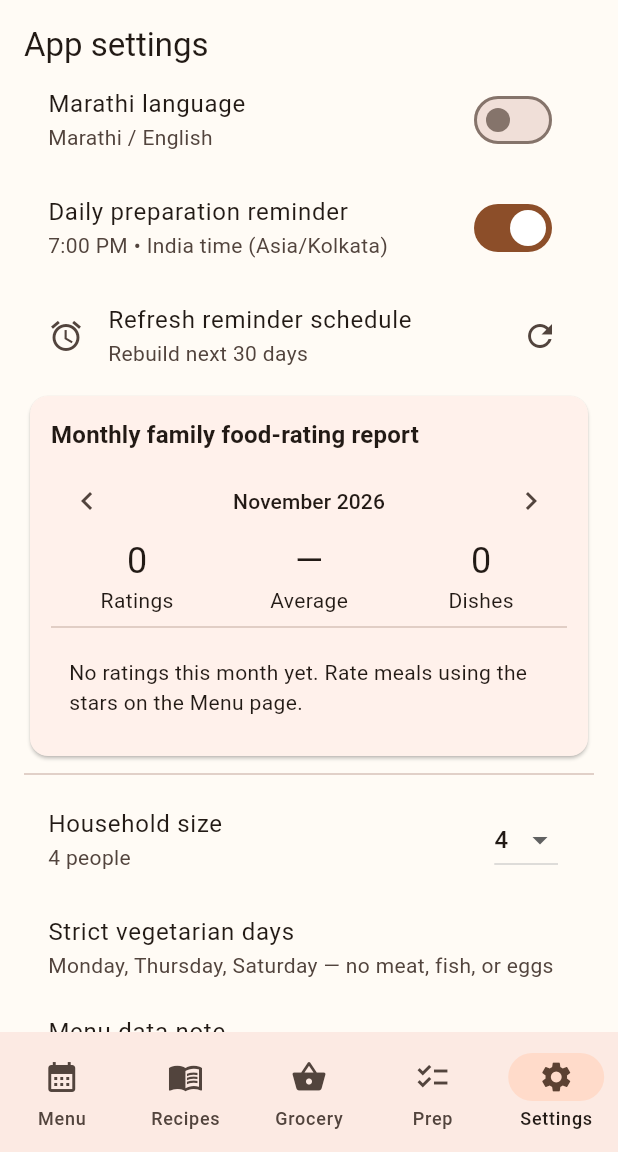
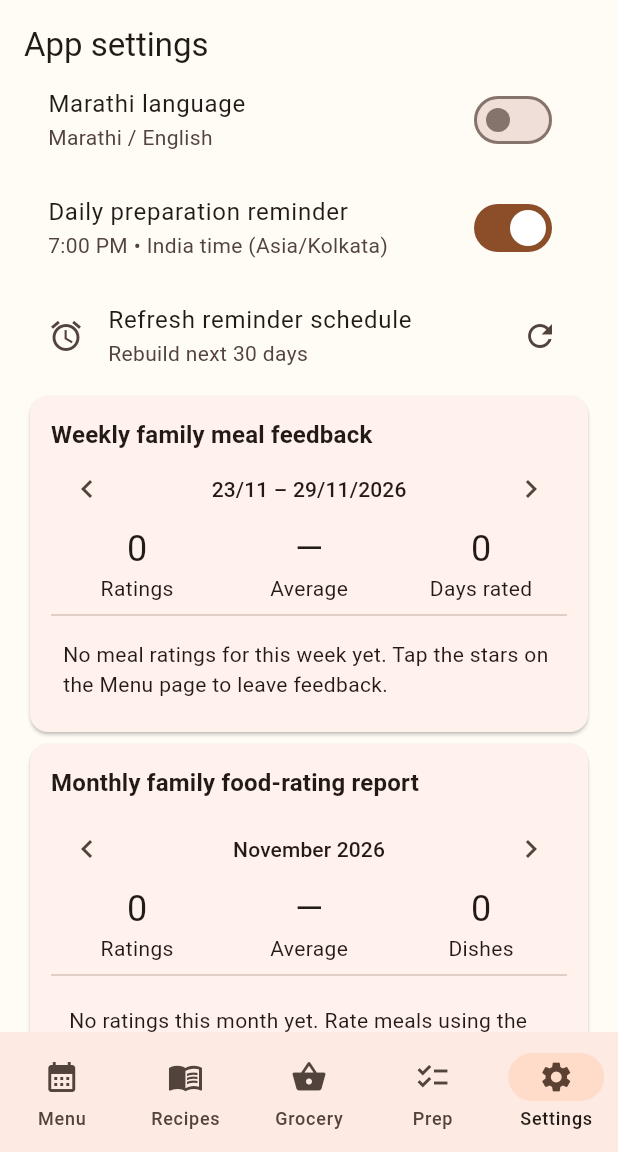
Before and after one commit to rohanrm18/365-days-home-food-menu, a Flutter app: the screen it shows after launch, item 5 of the bottom bar chosen, on a phone screen of 412 x 824 dp, the part 84-1236 px from its top. Run offline on Flutter 3.47's test engine with Material 3 defaults, Android fonts, the phone set to English and light mode, and no system bars; our stand-ins replace flutter_local_notifications, shared_preferences, timezone; network calls fail.

Commit message:
Add weekly family meal feedback summary

```diff
--- a/lib/main.dart
+++ b/lib/main.dart
@@ -722,6 +722,74 @@ class _PreparationPageState extends State<PreparationPage> {
   }
 }
 
+class WeeklyRatingReport extends StatefulWidget {
+  const WeeklyRatingReport({super.key});
+  @override State<WeeklyRatingReport> createState()=>_WeeklyRatingReportState();
+}
+class _WeeklyRatingReportState extends State<WeeklyRatingReport> {
+  DateTime weekStart=DateTime.now().subtract(Duration(days:DateTime.now().weekday-1));
+  @override Widget build(BuildContext context) {
+    final mr=AppStore.marathi;
+    final start=DateTime(weekStart.year,weekStart.month,weekStart.day);
+    final end=start.add(const Duration(days:6));
+    final totals=<String,List<int>>{};
+    var stars=0;
+    var count=0;
+    var ratedDays=<String>{};
+    for(final entry in AppStore.mealRatings.entries) {
+      final parts=entry.key.split(':');
+      if(parts.length!=2) continue;
+      final dateParts=parts[0].split('-');
+      if(dateParts.length!=3) continue;
+      final y=int.tryParse(dateParts[0]),m=int.tryParse(dateParts[1]),d=int.tryParse(dateParts[2]);
+      if(y==null||m==null||d==null) continue;
+      final date=DateTime(y,m,d);
+      if(date.isBefore(start)||date.isAfter(end)) continue;
+      final menu=MenuPlanner.forDate(date);
+      final meal=parts[1]=='breakfast'?menu.breakfast:parts[1]=='lunch'?menu.lunch:parts[1]=='dinner'?menu.dinner:null;
+      final rating=entry.value;
+      if(meal==null||rating<1||rating>5) continue;
+      totals.putIfAbsent(meal.en,()=>[0,0]);
+      totals[meal.en]![0]+=rating;
+      totals[meal.en]![1]++;
+      stars+=rating;
+      count++;
+      ratedDays.add(parts[0]);
+    }
+    final ranked=totals.entries.toList()..sort((a,b) {
+      final avgB=b.value[0]/b.value[1],avgA=a.value[0]/a.value[1];
+      final byAverage=avgB.compareTo(avgA);
+      return byAverage!=0?byAverage:b.value[1].compareTo(a.value[1]);
+    });
+    final average=count==0?0.0:stars/count;
+    final dateLabel='${start.day}/${start.month} – ${end.day}/${end.month}/${end.year}';
+    return Card(child:Padding(padding:const EdgeInsets.all(14),child:Column(crossAxisAlignment:CrossAxisAlignment.start,children:[
+      Text(mr?'साप्ताहिक जेवण अभिप्राय':'Weekly family meal feedback',style:Theme.of(context).textTheme.titleMedium?.copyWith(fontWeight:FontWeight.bold)),
+      Row(children:[
+        IconButton(onPressed:()=>setState(()=>weekStart=start.subtract(const Duration(days:7))),icon:const Icon(Icons.chevron_left)),
+        Expanded(child:Center(child:Text(dateLabel,style:Theme.of(context).textTheme.titleSmall))),
+        IconButton(onPressed:()=>setState(()=>weekStart=start.add(const Duration(days:7))),icon:const Icon(Icons.chevron_right)),
+      ]),
+      Row(children:[
+        Expanded(child:Column(children:[Text(count.toString(),style:Theme.of(context).textTheme.headlineSmall),Text(mr?'रेटिंग':'Ratings')])),
+        Expanded(child:Column(children:[Text(count==0?'—':average.toStringAsFixed(1)+'/5',style:Theme.of(context).textTheme.headlineSmall),Text(mr?'सरासरी':'Average')])),
+        Expanded(child:Column(children:[Text(ratedDays.length.toString(),style:Theme.of(context).textTheme.headlineSmall),Text(mr?'रेटिंगचे दिवस':'Days rated')])),
+      ]),
+      const Divider(),
+      if(ranked.isEmpty) Padding(padding:const EdgeInsets.all(8),child:Text(mr?'या आठवड्यात अजून रेटिंग नाही. मेनूमधील ताऱ्यांवर टॅप करा.':'No meal ratings for this week yet. Tap the stars on the Menu page to leave feedback.'))
+      else ...[
+        Text(mr?'या आठवड्यातील आवडते पदार्थ':'This week’s family favourites',style:Theme.of(context).textTheme.titleSmall),
+        for(var i=0;i<ranked.length;i++) ListTile(
+          dense:true,
+          leading:CircleAvatar(radius:14,child:Text((i+1).toString())),
+          title:Text(ranked[i].key),
+          subtitle:Text(ranked[i].value[1].toString()+(mr?' रेटिंग':' ratings')),
+          trailing:Text((ranked[i].value[0]/ranked[i].value[1]).toStringAsFixed(1)+' ★'),
+        )
+      ]
+    ])));
+  }
+}
 class MonthlyRatingReport extends StatefulWidget {
   const MonthlyRatingReport({super.key});
   @override State<MonthlyRatingReport> createState()=>_MonthlyRatingReportState();
@@ -797,6 +865,7 @@ class _SettingsPageState extends State<SettingsPage> {
       SwitchListTile(title:Text(mr?'मराठी भाषा':'Marathi language'),subtitle:Text('Marathi / English'),value:mr,onChanged:(v) async {await AppStore.setMarathi(v);widget.onChanged();setState((){});}),
       SwitchListTile(title:Text(mr?'दररोजची तयारी आठवण':'Daily preparation reminder'),subtitle:Text(mr?'संध्याकाळी ७:०० • भारत वेळ':'7:00 PM • India time (Asia/Kolkata)'),value:AppStore.reminders,onChanged:(v) async {await AppStore.setReminders(v);if(v){await ReminderService.refresh();}else{await ReminderService.plugin.cancelAll();}setState((){});}),
       ListTile(leading:const Icon(Icons.alarm),title:Text(mr?'आठवणी पुन्हा सेट करा':'Refresh reminder schedule'),subtitle:Text(mr?'पुढील ३० दिवस':'Rebuild next 30 days'),trailing:busy?const CircularProgressIndicator():const Icon(Icons.refresh),onTap:busy?null:() async {setState(()=>busy=true);await ReminderService.refresh();if(mounted)setState(()=>busy=false);}),
+      const WeeklyRatingReport(),
       const MonthlyRatingReport(),
       const Divider(),
       ListTile(title:Text(mr?'कुटुंबातील सदस्य':'Household size'),subtitle:Text(mr?'${AppStore.householdSize} सदस्य':'${AppStore.householdSize} people'),trailing:DropdownButton<int>(value:AppStore.householdSize,items:List.generate(12,(i)=>DropdownMenuItem<int>(value:i+1,child:Text('${i+1}'))),onChanged:(v) async {if(v==null)return;await AppStore.setHouseholdSize(v);setState((){});widget.onChanged();})),
```
